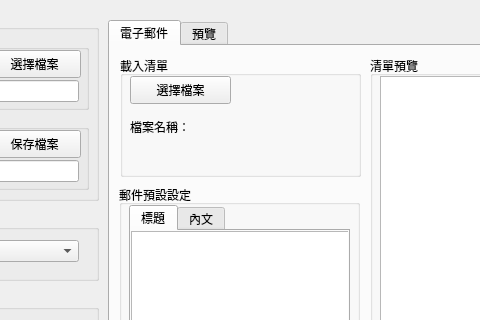
This is Obfuscate_code.ui in williegoodjob/Obfuscate_code as Qt 5 draws it before an edit; both pictures show x 342 to 822 and y 0 to 320 of the 1393 by 604 pixel window. The edited form follows.
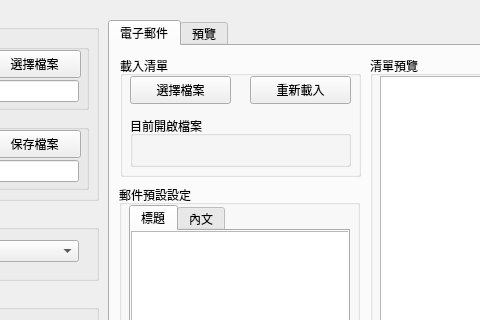
This is the edited form.

Commit message: 調整UI元件，新增「重新載入」按鈕，並將「檔案名稱」標籤改為「目前開啟檔案」群組框以改善介面佈局

Diff of the .ui file:
```diff
--- a/Obfuscate_code.ui
+++ b/Obfuscate_code.ui
@@ -321,31 +321,44 @@
         <string>選擇檔案</string>
        </property>
       </widget>
-      <widget class="QLabel" name="label_3">
+      <widget class="QPushButton" name="Email_refresh">
        <property name="geometry">
         <rect>
-         <x>10</x>
-         <y>60</y>
+         <x>130</x>
+         <y>20</y>
          <width>101</width>
-         <height>21</height>
+         <height>28</height>
         </rect>
        </property>
        <property name="text">
-        <string>檔案名稱：</string>
+        <string>重新載入</string>
        </property>
       </widget>
-      <widget class="QLabel" name="Email_Filename">
+      <widget class="QGroupBox" name="groupBox_12">
        <property name="geometry">
         <rect>
          <x>10</x>
-         <y>80</y>
-         <width>101</width>
-         <height>21</height>
+         <y>60</y>
+         <width>221</width>
+         <height>51</height>
         </rect>
        </property>
-       <property name="text">
-        <string/>
+       <property name="title">
+        <string>目前開啟檔案</string>
        </property>
+       <widget class="QLabel" name="Email_Filename">
+        <property name="geometry">
+         <rect>
+          <x>10</x>
+          <y>20</y>
+          <width>201</width>
+          <height>21</height>
+         </rect>
+        </property>
+        <property name="text">
+         <string/>
+        </property>
+       </widget>
       </widget>
      </widget>
      <widget class="QGroupBox" name="groupBox_10">
```
